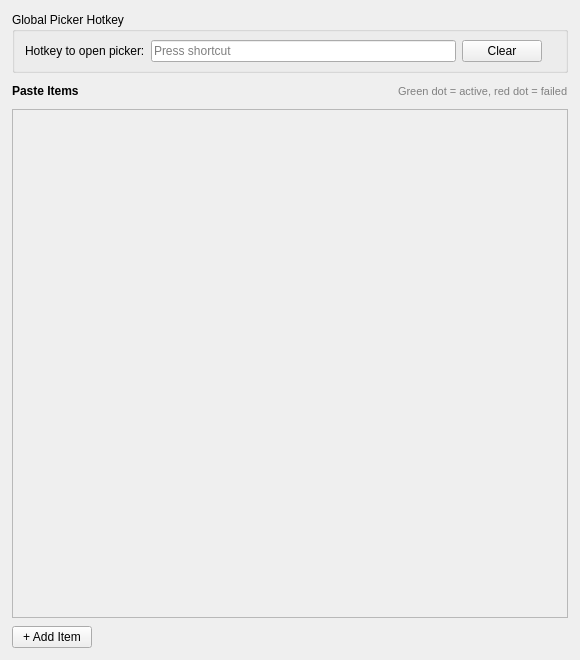
The window that settingswindow.ui (proteus1208/qt-fast-copy) describes before a commit, drawn with Qt 5.
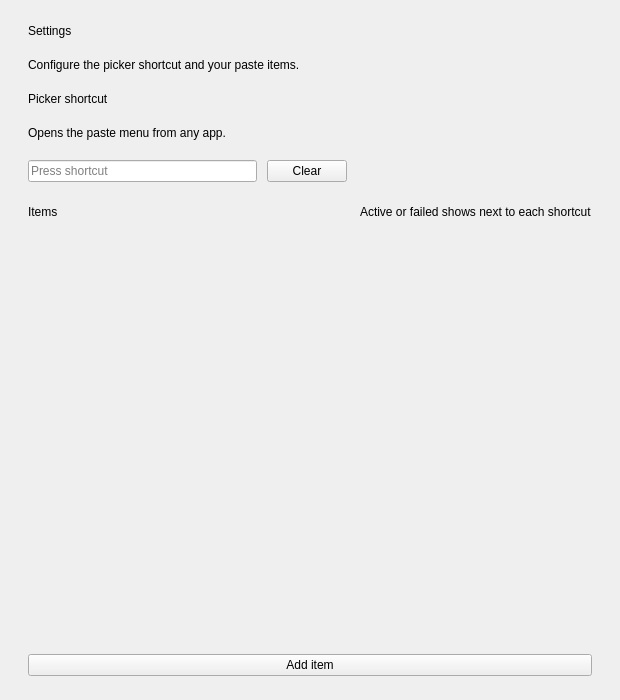
The same window after the commit.

Commit message: Enhance item editor and settings window UI: Add appstyle.h for consistent styling, update item editor dialog layout with improved spacing and labels, and refine settings window layout for better readability. Adjust window dimensions and button labels for clarity.

```diff
--- a/settingswindow.ui
+++ b/settingswindow.ui
@@ -6,8 +6,8 @@
    <rect>
     <x>0</x>
     <y>0</y>
-    <width>580</width>
-    <height>660</height>
+    <width>620</width>
+    <height>700</height>
    </rect>
   </property>
   <property name="windowTitle">
@@ -16,45 +16,53 @@
   <widget class="QWidget" name="centralwidget">
    <layout class="QVBoxLayout" name="verticalLayout">
     <property name="spacing">
-     <number>8</number>
+     <number>20</number>
     </property>
     <property name="leftMargin">
-     <number>12</number>
+     <number>28</number>
     </property>
     <property name="topMargin">
-     <number>12</number>
+     <number>24</number>
     </property>
     <property name="rightMargin">
-     <number>12</number>
+     <number>28</number>
     </property>
     <property name="bottomMargin">
-     <number>12</number>
+     <number>24</number>
     </property>
     <item>
-     <widget class="QGroupBox" name="groupBoxGlobal">
-      <property name="title">
-       <string>Global Picker Hotkey</string>
+     <widget class="QLabel" name="labelPageTitle">
+      <property name="text">
+       <string>Settings</string>
       </property>
+     </widget>
+    </item>
+    <item>
+     <widget class="QLabel" name="labelPageSubtitle">
+      <property name="text">
+       <string>Configure the picker shortcut and your paste items.</string>
+      </property>
+     </widget>
+    </item>
+    <item>
+     <widget class="QLabel" name="labelGlobalTitle">
+      <property name="text">
+       <string>Picker shortcut</string>
+      </property>
+     </widget>
+    </item>
+    <item>
+     <widget class="QLabel" name="labelGlobalHint">
+      <property name="text">
+       <string>Opens the paste menu from any app.</string>
+      </property>
+     </widget>
+    </item>
+    <item>
       <layout class="QHBoxLayout" name="hboxGlobal">
-       <property name="leftMargin">
+      <property name="spacing">
         <number>10</number>
        </property>
-       <property name="topMargin">
-        <number>8</number>
-       </property>
-       <property name="rightMargin">
-        <number>10</number>
-       </property>
-       <property name="bottomMargin">
-        <number>8</number>
-       </property>
-       <item>
-        <widget class="QLabel" name="labelGlobalHotkey">
-         <property name="text">
-          <string>Hotkey to open picker:</string>
-         </property>
-        </widget>
-       </item>
        <item>
         <widget class="QKeySequenceEdit" name="keySeqEdit">
          <property name="toolTip">
@@ -85,20 +93,27 @@
          </property>
         </widget>
        </item>
-      </layout>
-     </widget>
+      <item>
+       <spacer name="horizontalSpacerHotkey">
+        <property name="orientation">
+         <enum>Qt::Horizontal</enum>
+        </property>
+        <property name="sizeHint" stdset="0">
+         <size>
+          <width>20</width>
+          <height>20</height>
+         </size>
+        </property>
+       </spacer>
+      </item>
+     </layout>
     </item>
     <item>
      <layout class="QHBoxLayout" name="hboxItemsHeader">
       <item>
        <widget class="QLabel" name="labelItems">
-        <property name="font">
-         <font>
-          <bold>true</bold>
-         </font>
-        </property>
         <property name="text">
-         <string>Paste Items</string>
+         <string>Items</string>
         </property>
        </widget>
       </item>
@@ -117,11 +132,8 @@
       </item>
       <item>
        <widget class="QLabel" name="labelHint">
-        <property name="styleSheet">
-         <string notr="true">font-size: 11px; color: gray;</string>
-        </property>
         <property name="text">
-         <string>Green dot = active, red dot = failed</string>
+         <string>Active or failed shows next to each shortcut</string>
         </property>
        </widget>
       </item>
@@ -130,7 +142,7 @@
     <item>
      <widget class="QScrollArea" name="scrollArea">
       <property name="frameShape">
-       <enum>QFrame::StyledPanel</enum>
+       <enum>QFrame::NoFrame</enum>
       </property>
       <property name="horizontalScrollBarPolicy">
        <enum>Qt::ScrollBarAlwaysOff</enum>
@@ -141,19 +153,19 @@
       <widget class="QWidget" name="scrollAreaWidgetContents">
        <layout class="QVBoxLayout" name="itemsLayout">
         <property name="spacing">
-         <number>3</number>
+         <number>8</number>
         </property>
         <property name="leftMargin">
-         <number>4</number>
+         <number>0</number>
         </property>
         <property name="topMargin">
-         <number>4</number>
+         <number>0</number>
         </property>
         <property name="rightMargin">
-         <number>4</number>
+         <number>0</number>
         </property>
         <property name="bottomMargin">
-         <number>4</number>
+         <number>0</number>
         </property>
         <property name="alignment">
          <set>Qt::AlignTop</set>
@@ -163,31 +175,14 @@
      </widget>
     </item>
     <item>
-     <layout class="QHBoxLayout" name="hboxAddItem">
-      <item>
        <widget class="QPushButton" name="btnAddItem">
         <property name="minimumHeight">
          <number>32</number>
         </property>
         <property name="text">
-         <string>+ Add Item</string>
-        </property>
-       </widget>
-      </item>
-      <item>
-       <spacer name="horizontalSpacerBottom">
-        <property name="orientation">
-         <enum>Qt::Horizontal</enum>
-        </property>
-        <property name="sizeHint" stdset="0">
-         <size>
-          <width>40</width>
-          <height>20</height>
-         </size>
-        </property>
-       </spacer>
-      </item>
-     </layout>
+       <string>Add item</string>
+      </property>
+     </widget>
     </item>
    </layout>
   </widget>
```
Left out of the diff: 13 changed lines with no effect on the pictures. Lines whose indentation alone changed are shown as unchanged. The commit also changes 5 other files.
